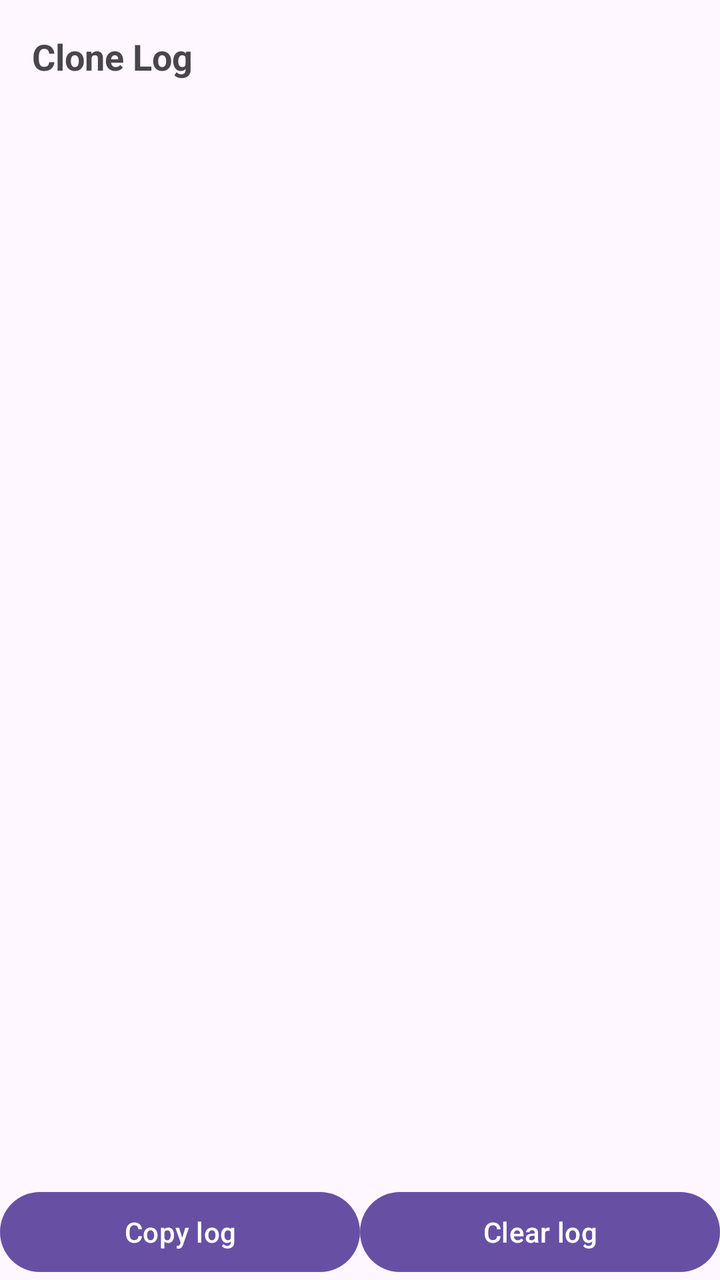
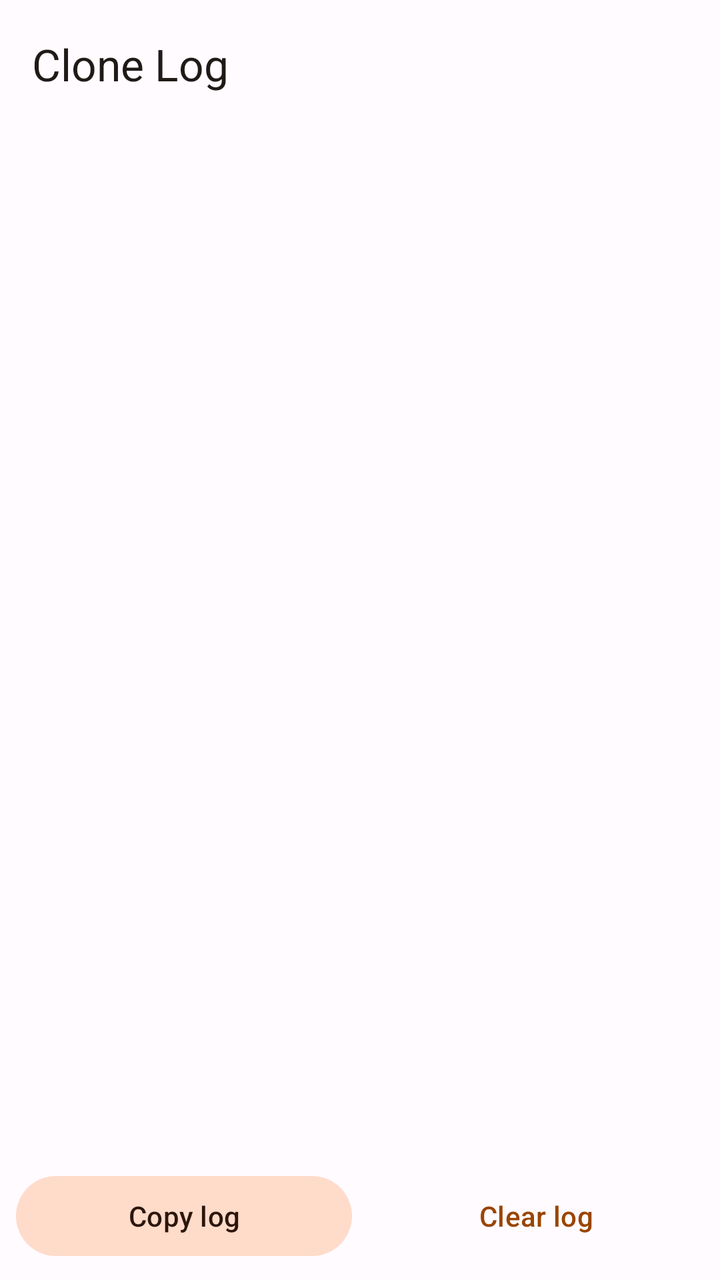

Before-and-after screenshots of an Android layout around one commit, followed by the original layout XML and the change that was made.
<!-- AndroidManifest.xml: application theme Theme.AppCloner -->
<!-- res/layout/activity_log.xml -->
<?xml version="1.0" encoding="utf-8"?>
<LinearLayout xmlns:android="http://schemas.android.com/apk/res/android"
    android:orientation="vertical"
    android:layout_width="match_parent"
    android:layout_height="match_parent">

    <TextView
        android:layout_width="match_parent"
        android:layout_height="wrap_content"
        android:padding="16dp"
        android:textSize="18sp"
        android:textStyle="bold"
        android:text="Clone Log"/>

    <ListView
        android:id="@+id/logListView"
        android:layout_width="match_parent"
        android:layout_height="0dp"
        android:layout_weight="1"
        android:paddingHorizontal="8dp"/>

    <LinearLayout
        android:orientation="horizontal"
        android:layout_width="match_parent"
        android:layout_height="wrap_content">

        <Button
            android:id="@+id/copyLogButton"
            android:layout_width="0dp"
            android:layout_weight="1"
            android:layout_height="wrap_content"
            android:text="Copy log"/>

        <Button
            android:id="@+id/clearLogButton"
            android:layout_width="0dp"
            android:layout_weight="1"
            android:layout_height="wrap_content"
            android:text="Clear log"/>
    </LinearLayout>
</LinearLayout>
<!-- resources referenced by this layout -->
<resources>
  <style name="Theme.AppCloner" parent="Theme.Material3.DayNight.NoActionBar" />
</resources>

<!-- the commit's change to res/layout/activity_log.xml (unified diff, before → after) -->
@@ -1,41 +1,50 @@
 <?xml version="1.0" encoding="utf-8"?>
 <LinearLayout xmlns:android="http://schemas.android.com/apk/res/android"
+    xmlns:app="http://schemas.android.com/apk/res-auto"
     android:orientation="vertical"
     android:layout_width="match_parent"
-    android:layout_height="match_parent">
+    android:layout_height="match_parent"
+    android:background="?attr/colorSurface"
+    android:fitsSystemWindows="true">
 
-    <TextView
+    <com.google.android.material.appbar.MaterialToolbar
+        android:id="@+id/logToolbar"
         android:layout_width="match_parent"
-        android:layout_height="wrap_content"
-        android:padding="16dp"
-        android:textSize="18sp"
-        android:textStyle="bold"
-        android:text="Clone Log"/>
+        android:layout_height="?attr/actionBarSize"
+        app:title="Clone Log"
+        app:titleTextColor="?attr/colorOnSurface"/>
 
     <ListView
         android:id="@+id/logListView"
         android:layout_width="match_parent"
         android:layout_height="0dp"
         android:layout_weight="1"
-        android:paddingHorizontal="8dp"/>
+        android:paddingHorizontal="8dp"
+        android:divider="?attr/colorOutlineVariant"
+        android:dividerHeight="1dp"/>
 
     <LinearLayout
         android:orientation="horizontal"
         android:layout_width="match_parent"
-        android:layout_height="wrap_content">
+        android:layout_height="wrap_content"
+        android:padding="8dp">
 
-        <Button
+        <com.google.android.material.button.MaterialButton
             android:id="@+id/copyLogButton"
+            style="@style/Widget.AppCloner.Button.Tonal"
             android:layout_width="0dp"
             android:layout_weight="1"
             android:layout_height="wrap_content"
+            android:layout_marginEnd="4dp"
             android:text="Copy log"/>
 
-        <Button
+        <com.google.android.material.button.MaterialButton
             android:id="@+id/clearLogButton"
+            style="@style/Widget.AppCloner.Button.TextButton"
             android:layout_width="0dp"
             android:layout_weight="1"
             android:layout_height="wrap_content"
+            android:layout_marginStart="4dp"
             android:text="Clear log"/>
     </LinearLayout>
 </LinearLayout>
<!-- resource entries referenced after the edit -->
@@ -1,5 +1,118 @@
 <!-- resources referenced by this layout -->
 <resources>
-  <style name="Theme.AppCloner" parent="Theme.Material3.DayNight.NoActionBar" />
+  <style name="Widget.AppCloner.Button.TextButton" parent="Widget.Material3.Button.TextButton">
+          <item name="android:textAllCaps">false</item>
+      </style>
+  <style name="Widget.AppCloner.Button.Tonal" parent="Widget.Material3.Button.TonalButton">
+          <item name="android:textAllCaps">false</item>
+      </style>
+  <style name="Theme.AppCloner" parent="Theme.Material3.Light.NoActionBar">
+          <item name="colorPrimary">@color/md_theme_light_primary</item>
+          <item name="colorOnPrimary">@color/md_theme_light_onPrimary</item>
+          <item name="colorPrimaryContainer">@color/md_theme_light_primaryContainer</item>
+          <item name="colorOnPrimaryContainer">@color/md_theme_light_onPrimaryContainer</item>
+          <item name="colorSecondary">@color/md_theme_light_secondary</item>
+          <item name="colorOnSecondary">@color/md_theme_light_onSecondary</item>
+          <item name="colorSecondaryContainer">@color/md_theme_light_secondaryContainer</item>
+          <item name="colorOnSecondaryContainer">@color/md_theme_light_onSecondaryContainer</item>
+          <item name="colorTertiary">@color/md_theme_light_tertiary</item>
+          <item name="colorOnTertiary">@color/md_theme_light_onTertiary</item>
+          <item name="colorTertiaryContainer">@color/md_theme_light_tertiaryContainer</item>
+          <item name="colorOnTertiaryContainer">@color/md_theme_light_onTertiaryContainer</item>
+          <item name="colorError">@color/md_theme_light_error</item>
+          <item name="colorOnError">@color/md_theme_light_onError</item>
+          <item name="colorErrorContainer">@color/md_theme_light_errorContainer</item>
+          <item name="colorOnErrorContainer">@color/md_theme_light_onErrorContainer</item>
+          <item name="android:colorBackground">@color/md_theme_light_background</item>
+          <item name="colorOnBackground">@color/md_theme_light_onBackground</item>
+          <item name="colorSurface">@color/md_theme_light_surface</item>
+          <item name="colorOnSurface">@color/md_theme_light_onSurface</item>
+          <item name="colorSurfaceVariant">@color/md_theme_light_surfaceVariant</item>
+          <item name="colorOnSurfaceVariant">@color/md_theme_light_onSurfaceVariant</item>
+          <item name="colorOutline">@color/md_theme_light_outline</item>
+          <item name="colorOutlineVariant">@color/md_theme_light_outlineVariant</item>
+          <item name="colorSurfaceInverse">@color/md_theme_light_inverseSurface</item>
+          <item name="colorOnSurfaceInverse">@color/md_theme_light_inverseOnSurface</item>
+          <item name="colorPrimaryInverse">@color/md_theme_light_inversePrimary</item>
+          <item name="colorSurfaceContainerLowest">@color/md_theme_light_surfaceContainerLowest</item>
+          <item name="colorSurfaceContainerLow">@color/md_theme_light_surfaceContainerLow</item>
+          <item name="colorSurfaceContainer">@color/md_theme_light_surfaceContainer</item>
+          <item name="colorSurfaceContainerHigh">@color/md_theme_light_surfaceContainerHigh</item>
+          <item name="colorSurfaceContainerHighest">@color/md_theme_light_surfaceContainerHighest</item>
+  
+          <item name="android:statusBarColor">@android:color/transparent</item>
+          <item name="android:navigationBarColor">@android:color/transparent</item>
+          <item name="android:windowLightStatusBar">true</item>
+          <item name="android:windowLightNavigationBar">true</item>
+  
+          <item name="materialAlertDialogTheme">@style/ThemeOverlay.AppCloner.MaterialAlertDialog</item>
+          <item name="toolbarStyle">@style/Widget.AppCloner.Toolbar</item>
+          <item name="tabStyle">@style/Widget.AppCloner.TabLayout</item>
+          <item name="switchStyle">@style/Widget.AppCloner.Switch</item>
+          <item name="materialButtonStyle">@style/Widget.AppCloner.Button</item>
+          <item name="borderlessButtonStyle">@style/Widget.AppCloner.Button.TextButton</item>
+      </style>
+  <color name="md_theme_light_primary">#9A4500</color>
+  <color name="md_theme_light_onPrimary">#FFFFFF</color>
+  <color name="md_theme_light_primaryContainer">#FFDBCA</color>
+  <color name="md_theme_light_onPrimaryContainer">#331200</color>
+  <color name="md_theme_light_secondary">#77574A</color>
+  <color name="md_theme_light_onSecondary">#FFFFFF</color>
+  <color name="md_theme_light_secondaryContainer">#FFDBCA</color>
+  <color name="md_theme_light_onSecondaryContainer">#2C160C</color>
+  <color name="md_theme_light_tertiary">#6B5E2F</color>
+  <color name="md_theme_light_onTertiary">#FFFFFF</color>
+  <color name="md_theme_light_tertiaryContainer">#F4E2A7</color>
+  <color name="md_theme_light_onTertiaryContainer">#231B00</color>
+  <color name="md_theme_light_error">#BA1A1A</color>
+  <color name="md_theme_light_onError">#FFFFFF</color>
+  <color name="md_theme_light_errorContainer">#FFDAD6</color>
+  <color name="md_theme_light_onErrorContainer">#410002</color>
+  <color name="md_theme_light_background">#FFFBFF</color>
+  <color name="md_theme_light_onBackground">#201A17</color>
+  <color name="md_theme_light_surface">#FFFBFF</color>
+  <color name="md_theme_light_onSurface">#201A17</color>
+  <color name="md_theme_light_surfaceVariant">#F4DED4</color>
+  <color name="md_theme_light_onSurfaceVariant">#52443D</color>
+  <color name="md_theme_light_outline">#85736B</color>
+  <color name="md_theme_light_outlineVariant">#D7C2B9</color>
+  <color name="md_theme_light_inverseSurface">#362F2C</color>
+  <color name="md_theme_light_inverseOnSurface">#FBEEE9</color>
+  <color name="md_theme_light_inversePrimary">#FFB690</color>
+  <color name="md_theme_light_surfaceContainerLowest">#FFFFFF</color>
+  <color name="md_theme_light_surfaceContainerLow">#FFF1EB</color>
+  <color name="md_theme_light_surfaceContainer">#FCEBE3</color>
+  <color name="md_theme_light_surfaceContainerHigh">#F6E5DD</color>
+  <color name="md_theme_light_surfaceContainerHighest">#F0DFD7</color>
+  <style name="ThemeOverlay.AppCloner.MaterialAlertDialog" parent="ThemeOverlay.Material3.MaterialAlertDialog">
+          <item name="colorPrimary">?attr/colorPrimary</item>
+          <item name="colorSecondary">?attr/colorSecondary</item>
+          <item name="colorSurface">?attr/colorSurfaceContainerHigh</item>
+          <item name="colorOnSurface">?attr/colorOnSurface</item>
+      </style>
+  <style name="Widget.AppCloner.Toolbar" parent="Widget.Material3.Toolbar">
+          <item name="android:background">?attr/colorSurface</item>
+          <item name="titleTextColor">?attr/colorOnSurface</item>
+          <item name="subtitleTextColor">?attr/colorOnSurfaceVariant</item>
+          <item name="navigationIconTint">?attr/colorOnSurface</item>
+          <item name="popupTheme">@style/ThemeOverlay.AppCloner.ToolbarPopup</item>
+      </style>
+  <style name="Widget.AppCloner.TabLayout" parent="Widget.Material3.TabLayout">
+          <item name="tabIndicatorColor">?attr/colorPrimary</item>
+          <item name="tabSelectedTextColor">?attr/colorPrimary</item>
+          <item name="tabTextColor">?attr/colorOnSurfaceVariant</item>
+          <item name="tabIndicatorFullWidth">false</item>
+          <item name="tabRippleColor">?attr/colorPrimary</item>
+      </style>
+  <style name="Widget.AppCloner.Switch" parent="Widget.Material3.CompoundButton.MaterialSwitch">
+          <item name="useMaterialThemeColors">true</item>
+      </style>
+  <style name="Widget.AppCloner.Button" parent="Widget.Material3.Button">
+          <item name="android:textAllCaps">false</item>
+      </style>
+  <style name="ThemeOverlay.AppCloner.ToolbarPopup" parent="ThemeOverlay.Material3.Dark">
+          <item name="android:textColorPrimary">?attr/colorOnSurface</item>
+          <item name="colorSurface">?attr/colorSurfaceContainerHigh</item>
+      </style>
 </resources>
 
